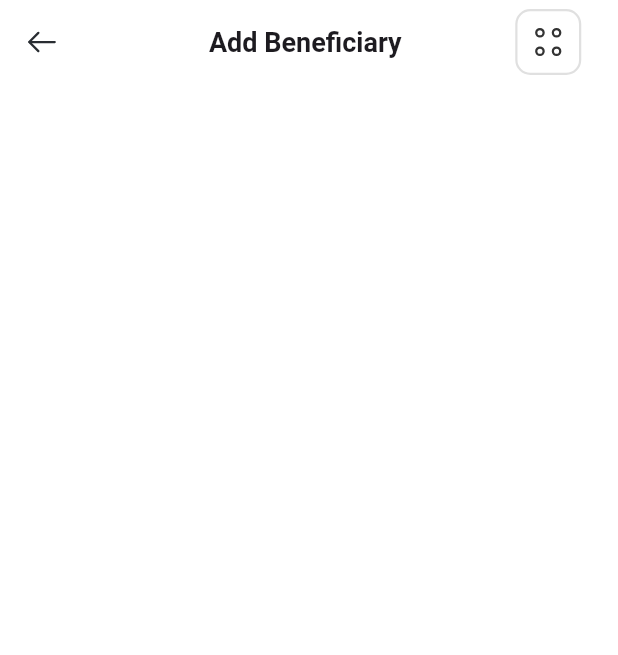
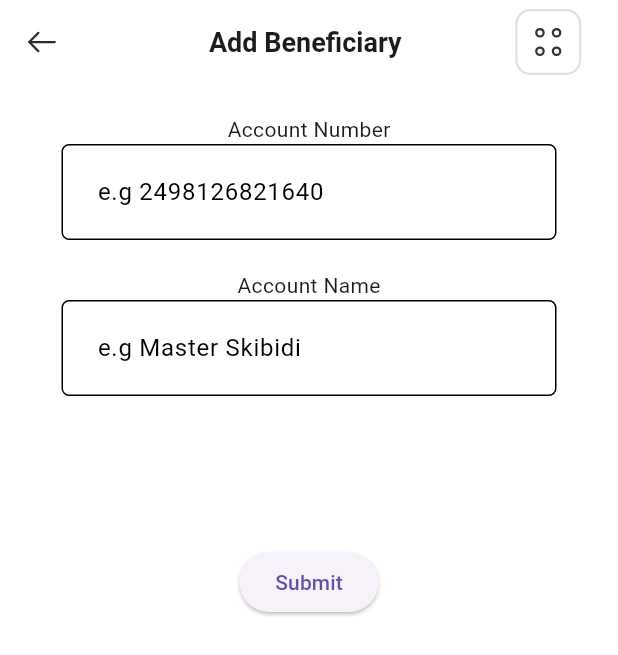
Before and after one commit to ridwan1178/rupali_bank_demo, a Flutter app: the AddBeneficiaryDetailsPage screen opened by its route, on a phone screen of 412 x 824 dp. Shown: the top 655 px of the screen. Run offline on Flutter 3.47's test engine with Material 3 defaults, Android fonts, the phone set to English and light mode, and no system bars; our stand-ins replace dots_indicator, flutter_easyloading, flutter_svg, go_router; generated files the repository leaves out were written again.

Commit message:
added basic_success_page_0

```diff
--- a/lib/core/configs/app_global_themes/app_input_decoration_theme.dart
+++ b/lib/core/configs/app_global_themes/app_input_decoration_theme.dart
@@ -14,13 +14,13 @@ class AppInputDecorationTheme{
         ),
         //labelText: hintText,
         border: OutlineInputBorder(
-            borderRadius: BorderRadius.circular(15),
+            borderRadius: BorderRadius.circular(5),
             borderSide: const BorderSide(
               color: Colors.black,
               width: 0.4,
             )),
         enabledBorder: OutlineInputBorder(
-            borderRadius: BorderRadius.circular(15),
+            borderRadius: BorderRadius.circular(5),
             borderSide: const BorderSide(
               color: Colors.black,
               width: 1,
--- a/lib/core/configs/app_images.dart
+++ b/lib/core/configs/app_images.dart
@@ -7,4 +7,5 @@ class AppImages {
   static const String onboarding2 = '${basePath}onboarding-2 1.png';
   static const String onboarding3 = '${basePath}onboarding-3 1.png';
   static const String logo1 = '${basePath}logo 1.png';
+  static const String success0 = '${basePath}password reset 1.png';
 }
--- a/lib/transfers/configs/transfer_page_routes.dart
+++ b/lib/transfers/configs/transfer_page_routes.dart
@@ -42,7 +42,7 @@ class TransferRoutes {
     name: AddBeneficiaryDetailsPage.namedRoute,
     path: AddBeneficiaryDetailsPage.path,
     builder: (BuildContext context, GoRouterState state) {
-      return const AddBeneficiaryDetailsPage();
+      return  AddBeneficiaryDetailsPage();
     },
   );
 
--- a/lib/transfers/presentation/beneficiary_management/beneficiary_details/add_beneficiary_details_page.dart
+++ b/lib/transfers/presentation/beneficiary_management/beneficiary_details/add_beneficiary_details_page.dart
@@ -1,33 +1,98 @@
 import 'package:flutter/cupertino.dart';
 import 'package:flutter/material.dart';
+import 'package:rupali_bank_demo/core/configs/app_global_themes/app_input_decoration_theme.dart';
+import 'package:rupali_bank_demo/landing_page/presentation/landing_page.dart';
 import 'package:rupali_bank_demo/transfers/presentation/beneficiary_management/add_beneficiary_page.dart';
 import 'package:rupali_bank_demo/transfers/presentation/beneficiary_management/beneficiary_management_page.dart';
 import 'package:rupali_bank_demo/utils/appbar_widgets/page_title_wiget.dart';
 import 'package:rupali_bank_demo/utils/basic_appbar.dart';
+import 'package:rupali_bank_demo/utils/basic_success_page_0.dart';
+import 'package:go_router/go_router.dart';
 
 class AddBeneficiaryDetailsPage extends StatelessWidget {
-  const AddBeneficiaryDetailsPage({super.key});
-    static const String namedRoute = "addbeneficiarypage";
+  AddBeneficiaryDetailsPage({super.key});
+  static const String namedRoute = "addbeneficiarypage";
   static const String path = "${AddBeneficiaryPage.namedRoute}/$namedRoute";
+
+  final TextEditingController _accountName = TextEditingController();
+  final TextEditingController _accountNumber = TextEditingController();
 
   @override
   Widget build(BuildContext context) {
     var pageTitle = PageTitleWiget("Add Beneficiary");
-    return SafeArea(child: Scaffold(
+    return SafeArea(
+        child: Scaffold(
       appBar: BasicAppbar(
         hideBackButton: false,
         title: pageTitle.pageTitle(),
         centerTitle: pageTitle.centerTitle,
       ),
-      body: SingleChildScrollView(
-        child: Center(
-          child: Column(
-            children: [
-
-            ],
+      body: Padding(
+        padding: const EdgeInsets.symmetric(vertical: 20),
+        child: SingleChildScrollView(
+          child: Center(
+            child: SizedBox(
+              width: 330,
+              child: Column(
+                children: [
+                  Text("Account Number"),
+                  _accountNumberField(context),
+                  SizedBox(
+                    height: 20,
+                  ),
+                  Text("Account Name"),
+                  _accountNameField(context),
+                  SizedBox(
+                    height: 100,
+                  ),
+                  ElevatedButton(
+                      onPressed: () => {
+                            Navigator.push(
+                                context,
+                                MaterialPageRoute(
+                                    builder: (BuildContext context) =>
+                                        BasicSuccessPage0(
+                                            pageText: successText(), pageButton: returnButton(context),)),
+                                )
+                          },
+                      child: Text("Submit")),
+                ],
+              ),
+            ),
           ),
         ),
       ),
     ));
   }
+
+  Widget successText() {
+    return Center(
+      child: Column(
+        children: [
+          Text("Success", style: TextStyle(fontSize: 24, fontWeight: FontWeight.w700),),
+          Text("Beneficiary has been added successfully. Go back to Transfer and transfer to the beneficiary.")
+        ],
+      ),
+    );
+  }
+
+  Widget returnButton(BuildContext context){
+    return ElevatedButton(onPressed: (){
+      context.goNamed(LandingPage.namedRoute, extra: 2);
+    }, child: Text("Return to Transfer"));
+  }
+
+  Widget _accountNumberField(context) {
+    return TextField(
+        controller: _accountNumber,
+        decoration: InputDecoration(hintText: "e.g 2498126821640")
+            .applyDefaults(AppInputDecorationTheme().inputDecorationTheme));
+  }
+
+  Widget _accountNameField(context) {
+    return TextField(
+        controller: _accountName,
+        decoration: InputDecoration(hintText: "e.g Master Skibidi")
+            .applyDefaults(AppInputDecorationTheme().inputDecorationTheme));
+  }
 }
```
Also changed, not shown: lib/core/configs/app_router_config.dart (+10 -2 lines), lib/utils/basic_success_page_0.dart (added, +30 -0 lines), assets/images/password reset 1.png (added).
